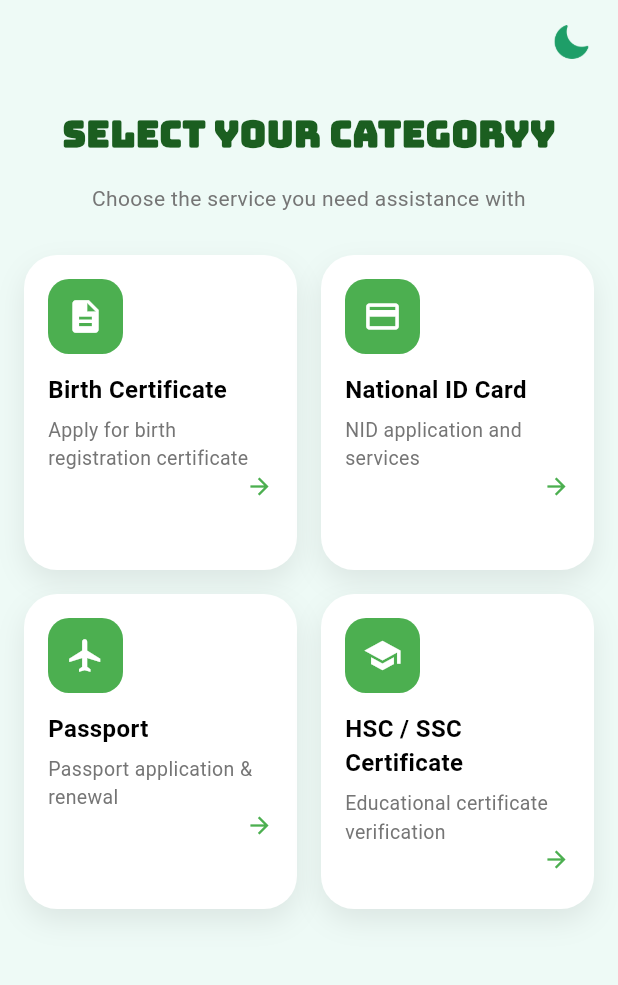
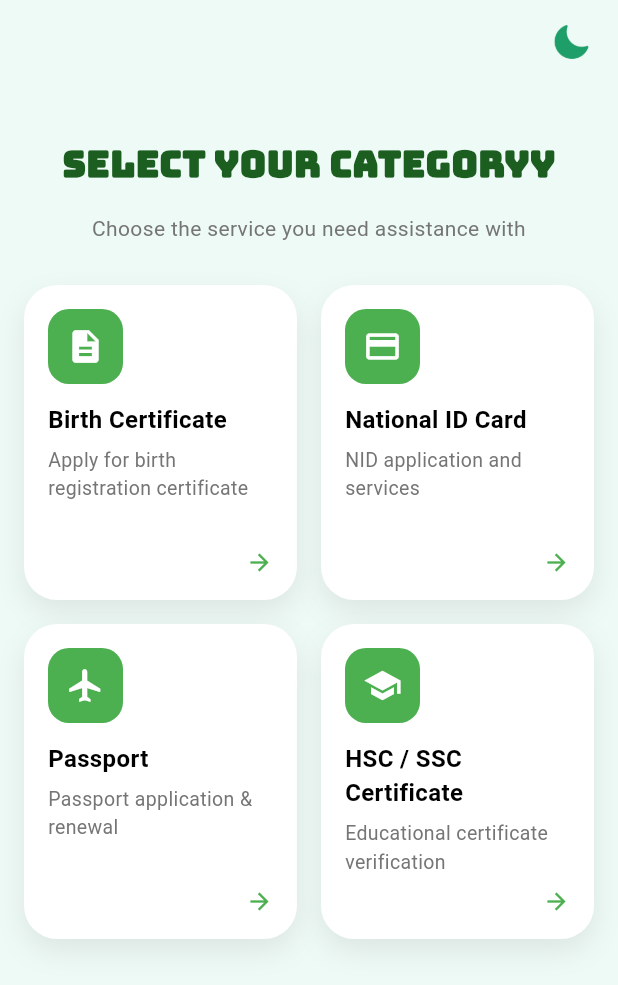
Before and after one commit to mehernigar17/flutter_Practice, a Flutter app: the screen it shows after launch, on a phone screen of 412 x 824 dp. Shown: the top 985 px of the screen. Run offline on Flutter 3.47's test engine with Material 3 defaults, Android fonts, the phone set to English and light mode, and no system bars; our stand-ins replace google_fonts.

Commit message:
working properly

```diff
--- a/lib/darkmood.dart
+++ b/lib/darkmood.dart
@@ -15,9 +15,11 @@ class _DarkMoodState extends State<DarkMood> {
     required IconData icon,
     required String title,
     required String subtitle,
+    required double cardWidth,
   }) {
-    return Container(
-      width: MediaQuery.of(context).size.width / 2 - 24,
+    return SizedBox(
+      width: cardWidth,
+      child: Container(
         height: 210,
         padding: const EdgeInsets.all(16),
         decoration: BoxDecoration(
@@ -33,7 +35,6 @@ class _DarkMoodState extends State<DarkMood> {
         ),
         child: Column(
           crossAxisAlignment: CrossAxisAlignment.start,
-        //mainAxisSize: MainAxisSize.min,
           children: [
             Container(
               padding: const EdgeInsets.all(12),
@@ -62,8 +63,7 @@ class _DarkMoodState extends State<DarkMood> {
                 color: Colors.grey[600],
               ),
             ),
-          //const SizedBox(height: 10),
-
+            const Spacer(),
             Align(
               alignment: Alignment.bottomRight,
               child: Icon(
@@ -74,17 +74,27 @@ class _DarkMoodState extends State<DarkMood> {
             ),
           ],
         ),
+      ),
     );
   }
 
   @override
   Widget build(BuildContext context) {
+    double screenWidth = MediaQuery.of(context).size.width;
+
+    // Decide card width based on screen size
+    double spacing = 16;
+    double cardWidth;
+    if (screenWidth < 400) {
+      cardWidth = screenWidth - 32;
+    } else {
+      cardWidth = screenWidth / 2 - 24;
+    }
+
     return Scaffold(
-      backgroundColor:
-      isSelected ? Colors.black : const Color(0xffeefaf6),
+      backgroundColor: isSelected ? Colors.black : const Color(0xffeefaf6),
       appBar: AppBar(
-        backgroundColor:
-        isSelected ? Colors.black : const Color(0xffeefaf6),
+        backgroundColor: isSelected ? Colors.black : const Color(0xffeefaf6),
         elevation: 0,
         actions: [
           GestureDetector(
@@ -110,6 +120,7 @@ class _DarkMoodState extends State<DarkMood> {
             padding: const EdgeInsets.all(16),
             child: Column(
               children: [
+                const SizedBox(height: 20),
                 Text(
                   "Select Your Categoryy",
                   style: GoogleFonts.bungee(
@@ -129,33 +140,33 @@ class _DarkMoodState extends State<DarkMood> {
                 ),
                 const SizedBox(height: 28),
 
-                /// 👇 WRAP ONLY (no wrapper)
                 Wrap(
-                  spacing: 16,
-                  runSpacing: 16,
+                  spacing: spacing,
+                  runSpacing: spacing,
                   children: [
                     categoryCard(
                       icon: Icons.description,
                       title: "Birth Certificate",
-                      subtitle:
-                      "Apply for birth registration certificate",
+                      subtitle: "Apply for birth registration certificate",
+                      cardWidth: cardWidth,
                     ),
                     categoryCard(
                       icon: Icons.credit_card,
                       title: "National ID Card",
                       subtitle: "NID application and services",
+                      cardWidth: cardWidth,
                     ),
                     categoryCard(
                       icon: Icons.flight,
                       title: "Passport",
-                      subtitle:
-                      "Passport application & renewal",
+                      subtitle: "Passport application & renewal",
+                      cardWidth: cardWidth,
                     ),
                     categoryCard(
                       icon: Icons.school,
                       title: "HSC / SSC Certificate",
-                      subtitle:
-                      "Educational certificate verification",
+                      subtitle: "Educational certificate verification",
+                      cardWidth: cardWidth,
                     ),
                   ],
                 ),
```
Lines whose indentation alone changed are shown as unchanged.
